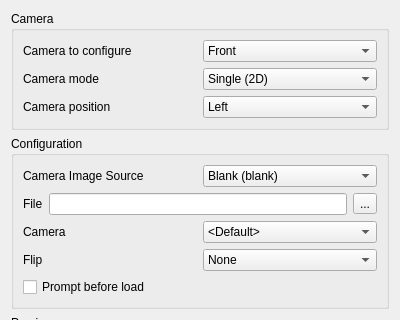
Before: the Qt Designer form src/citra_qt/configuration/configure_camera.ui in azahar-emu/azahar, drawn with Qt 5; both pictures show x 0 to 400 and y 0 to 320 of the 400 by 489 pixel window.
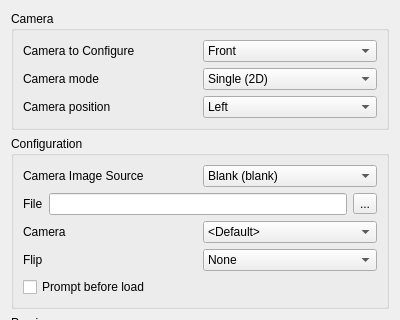
After: the same form once the commit is applied.

Diff of the .ui file:
```diff
--- a/src/citra_qt/configuration/configure_camera.ui
+++ b/src/citra_qt/configuration/configure_camera.ui
@@ -28,7 +28,7 @@
            <string>Select the camera to configure</string>
           </property>
           <property name="text">
-           <string>Camera to configure</string>
+           <string>Camera to Configure</string>
           </property>
          </widget>
         </item>
```
